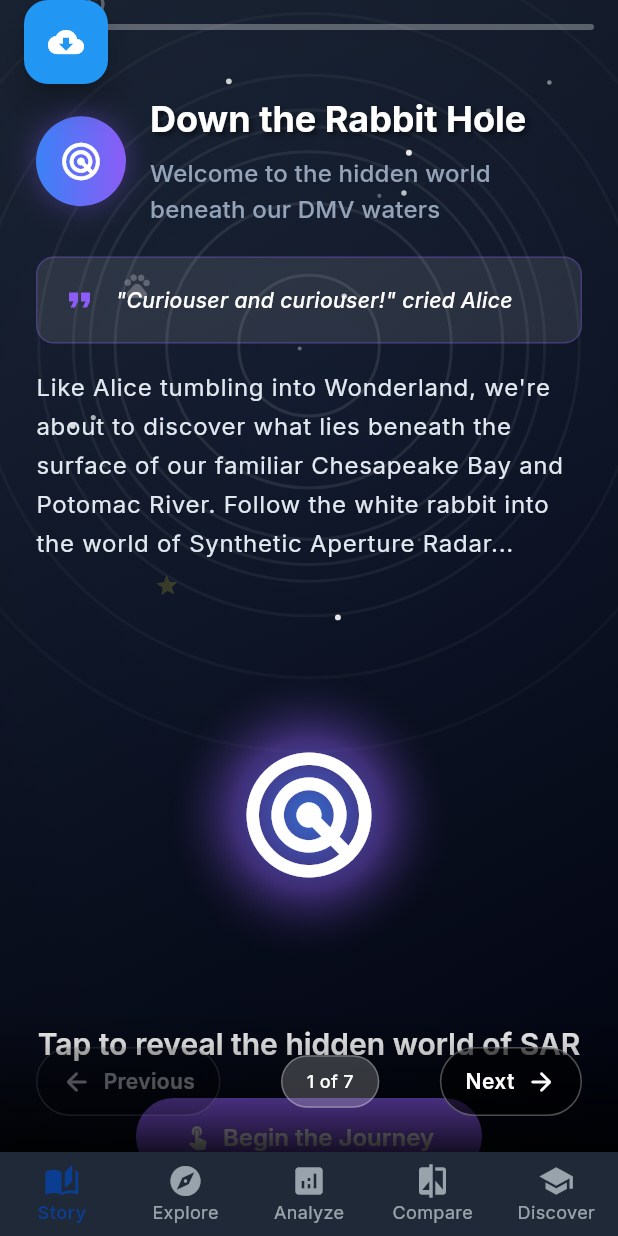
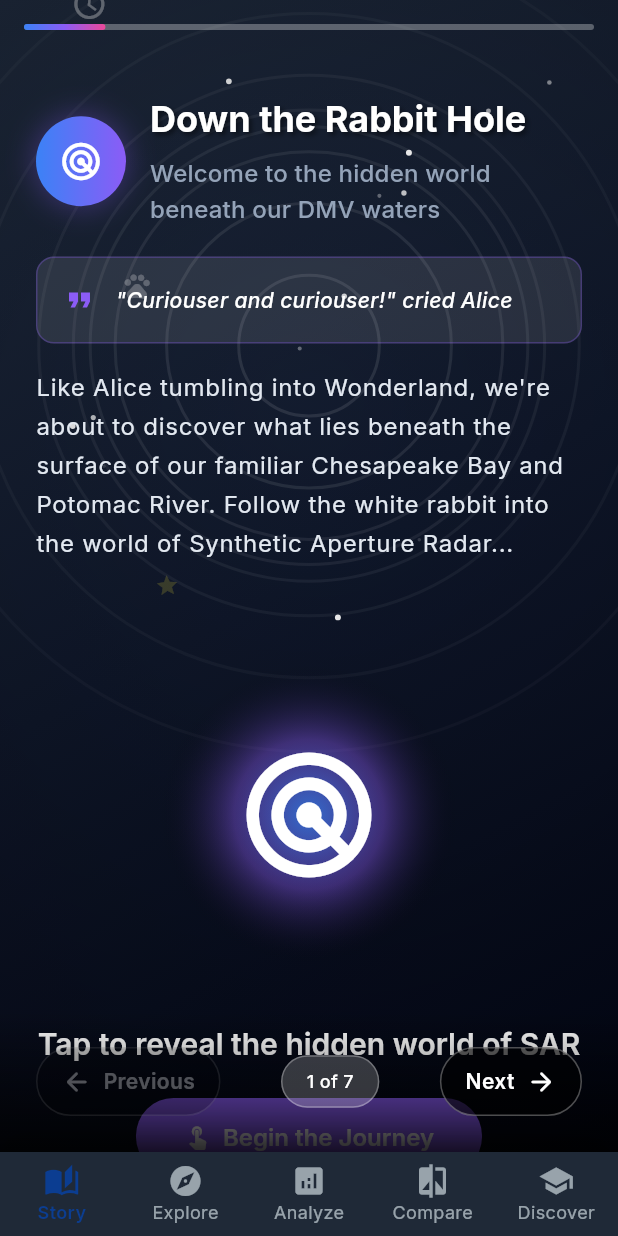
Before and after one commit to pranalitalla8/sarveillance, a Flutter app: the screen it shows after launch, on a phone screen of 412 x 824 dp. Run offline on Flutter 3.47's test engine with Material 3 defaults, Android fonts, the phone set to English and light mode, and no system bars; our stand-ins replace csv, flutter_map, google_fonts, latlong2.

Commit message:
fixed download button

```diff
--- a/lib/screens/main_screen.dart
+++ b/lib/screens/main_screen.dart
@@ -5,7 +5,6 @@ import 'analyze_screen.dart';
 import 'compare_screen.dart';
 import 'discover_screen.dart';
 import 'profile_screen.dart';
-import 'data_management_screen.dart';
 
 class MainScreen extends StatefulWidget {
   const MainScreen({super.key});
@@ -25,14 +24,6 @@ class _MainScreenState extends State<MainScreen> {
     const DiscoverScreen(),
   ];
 
-  void _navigateToDataManagement() {
-    Navigator.of(context).push(
-      MaterialPageRoute(
-        builder: (context) => const DataManagementScreen(),
-      ),
-    );
-  }
-
   @override
   Widget build(BuildContext context) {
     return Scaffold(
@@ -51,14 +42,6 @@ class _MainScreenState extends State<MainScreen> {
         ),
         child: _screens[_currentIndex],
       ),
-      floatingActionButton: FloatingActionButton(
-        onPressed: _navigateToDataManagement,
-        backgroundColor: Colors.blue,
-        foregroundColor: Colors.white,
-        child: const Icon(Icons.cloud_download),
-        tooltip: 'Data Sources',
-      ),
-      floatingActionButtonLocation: FloatingActionButtonLocation.startTop,
       bottomNavigationBar: Container(
         decoration: BoxDecoration(
           boxShadow: [
```
